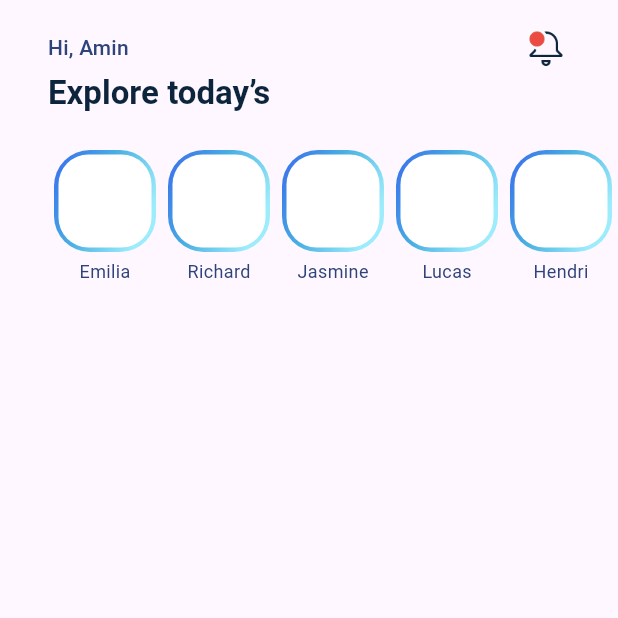
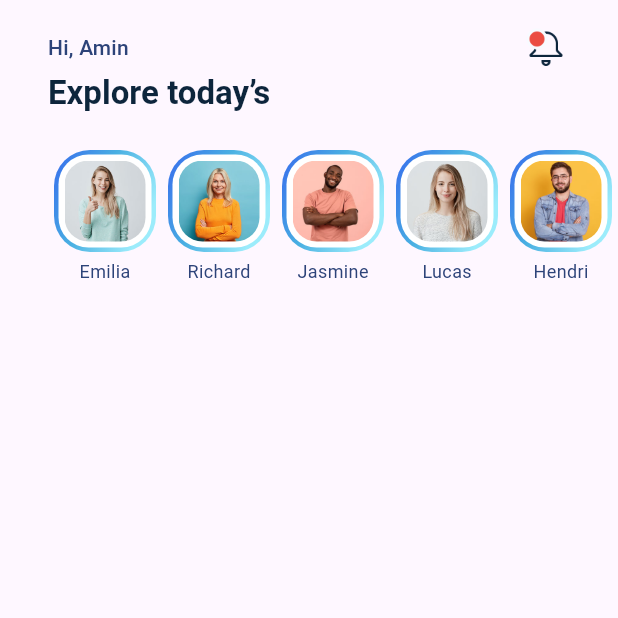
Before and after one commit to aminesmkhani/blog-apk, a Flutter app: the screen it shows after launch, on a phone screen of 412 x 824 dp, the top half of it. Run offline on Flutter 3.47's test engine with Material 3 defaults, Android fonts, the phone set to English and light mode, and no system bars; Roboto replaces fonts that are missing (Avenir).

```diff
--- a/lib/main.dart
+++ b/lib/main.dart
@@ -104,8 +104,14 @@ class HomeScreen extends StatelessWidget {
                               child: Container(
                                 margin: const EdgeInsets.all(3),
                                 decoration: BoxDecoration(
-                                    color: Colors.white,
-                                    borderRadius: BorderRadius.circular(20)),
+                                  color: Colors.white,
+                                  borderRadius: BorderRadius.circular(20),
+                                ),
+                                padding: const EdgeInsets.all(4),
+                                child: ClipRRect(
+                                  borderRadius: BorderRadius.circular(16),
+                                    child: Image.asset(
+                                        'assets/img/stories/${story.imageFileName}')),
                               ),
                             ),
                             const SizedBox(height: 4),
```
